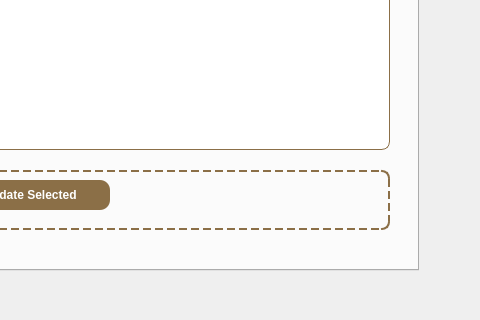
Before: the Qt Designer form equipment_management.ui in rayenkb/Esprit--PI2AC---2A4--2526-HammerDown, drawn with Qt 5; both pictures show x 750 to 1230 and y 480 to 800 of the 1322 by 800 pixel window.
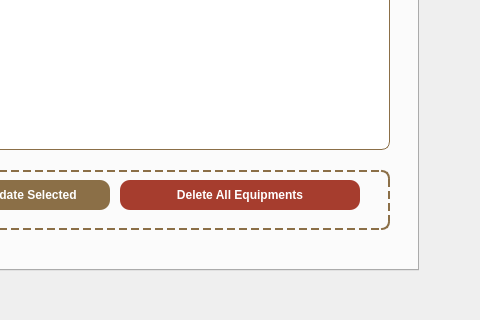
After: the same form once the commit is applied. The open tabs and pages were chosen to show the change. Icons and pictures are not drawn.

Diff of the .ui file:
```diff
--- a/equipment_management.ui
+++ b/equipment_management.ui
@@ -763,6 +763,22 @@
          <normaloff>:/assets/modify.png</normaloff>:/assets/modify.png</iconset>
        </property>
       </widget>
+      <widget class="QPushButton" name="btn_bulk_delete_all">
+       <property name="geometry">
+        <rect>
+         <x>730</x>
+         <y>20</y>
+         <width>240</width>
+         <height>30</height>
+        </rect>
+       </property>
+       <property name="styleSheet">
+        <string notr="true">QPushButton { background-color: #A63D2E; border-radius: 10px; color: white; font-weight: bold; } QPushButton:hover { background-color: white; color: #A63D2E; border: 2px solid #A63D2E; }</string>
+       </property>
+       <property name="text">
+        <string>Delete All Equipments</string>
+       </property>
+      </widget>
      </widget>
    </widget>
    <widget class="QWidget" name="tab_history">
```
